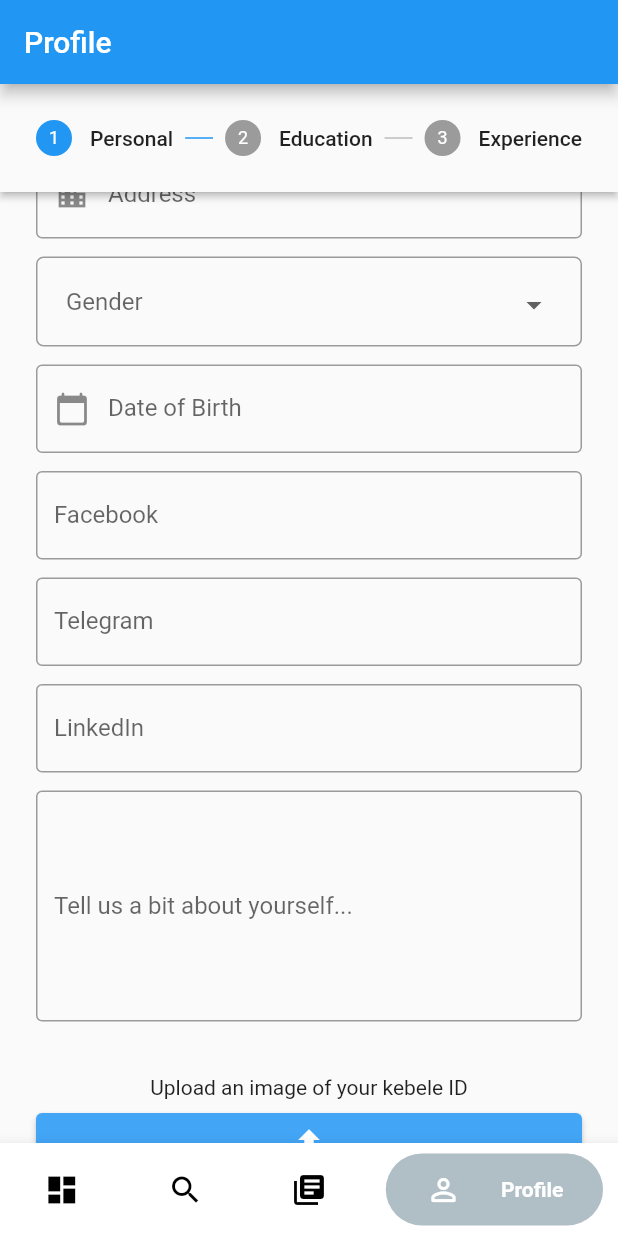
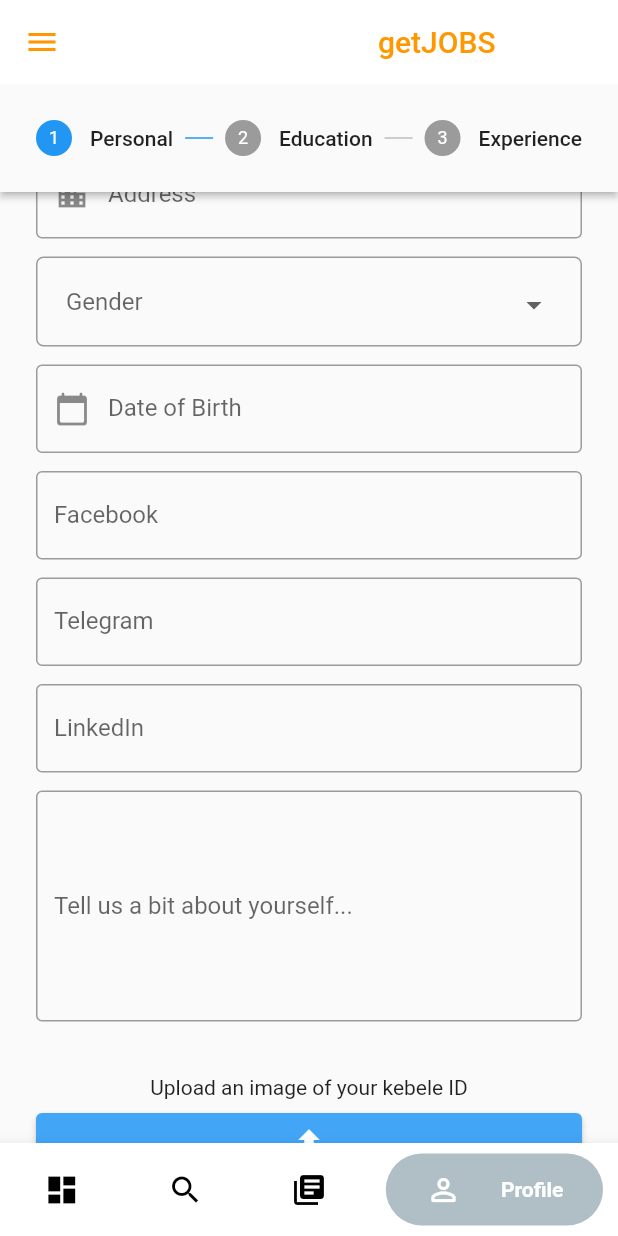
Before and after one commit to mikias-tulu/getJOBS-freelance-app, a Flutter app: the screen it shows once a user with an empty profile is signed in, item 4 of the bottom bar chosen, scrolled down 576 dp, on a phone screen of 412 x 824 dp. Run offline on Flutter 3.47's test engine with Material 2 defaults, Android fonts, the phone set to English and light mode, and no system bars; drawn by our look-alikes of bubble_bottom_bar; our stand-ins replace dio, file_picker, firebase_auth, firebase_core, fluttertoast, font_awesome_flutter and 2 more; missing offline and left inert: popup_card, searchbar_animation; accounts and stored records are empty; network calls fail.

Commit message:
modified app bar

```diff
--- a/lib/screens/profile/profile.dart
+++ b/lib/screens/profile/profile.dart
@@ -7,6 +7,9 @@ import 'dart:io';
 import 'dart:async';
 import 'package:font_awesome_flutter/font_awesome_flutter.dart';
 import 'package:dio/dio.dart';
+
+import '../../utils/colors.dart';
+import '../homescreen/sidebar.dart';
 
 TextEditingController fullName = TextEditingController();
 TextEditingController email = TextEditingController();
@@ -34,8 +37,23 @@ class ProfilePage extends StatelessWidget {
 
   @override
   Widget build(BuildContext context) {
-    return const MaterialApp(
-      home: Profile(),
+    return Scaffold(
+      drawer: const SideBar(),
+      appBar: AppBar(
+        elevation: 0,
+        backgroundColor: white,
+        iconTheme: const IconThemeData(
+          color: Colors.orange,
+        ),
+        title: const Padding(
+          padding: EdgeInsets.only(left: 180),
+          child: Text(
+            "getJOBS",
+            style: TextStyle(color: Colors.orange),
+          ),
+        ),
+      ),
+      body: const Profile(),
     );
   }
 }
@@ -138,9 +156,6 @@ class _ProfileState extends State<Profile> {
   @override
   Widget build(BuildContext context) {
     return Scaffold(
-      appBar: AppBar(
-        title: const Text('Profile'),
-      ),
       body: Stepper(
         type: StepperType.horizontal,
         steps: stepList(),
```
